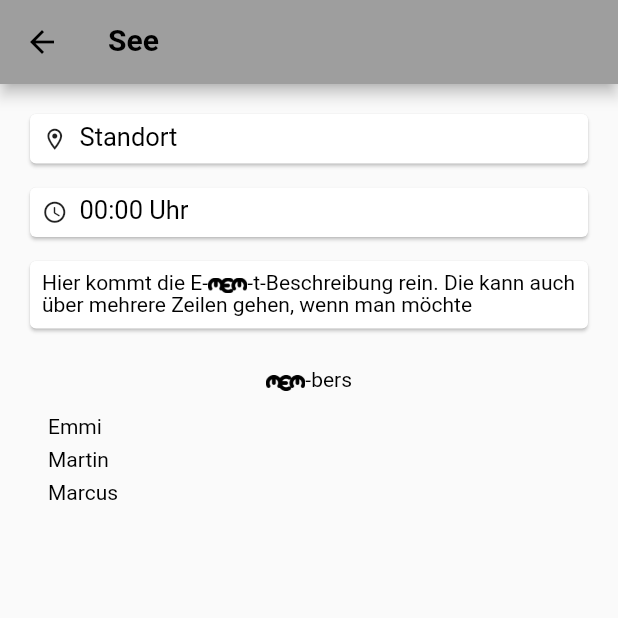
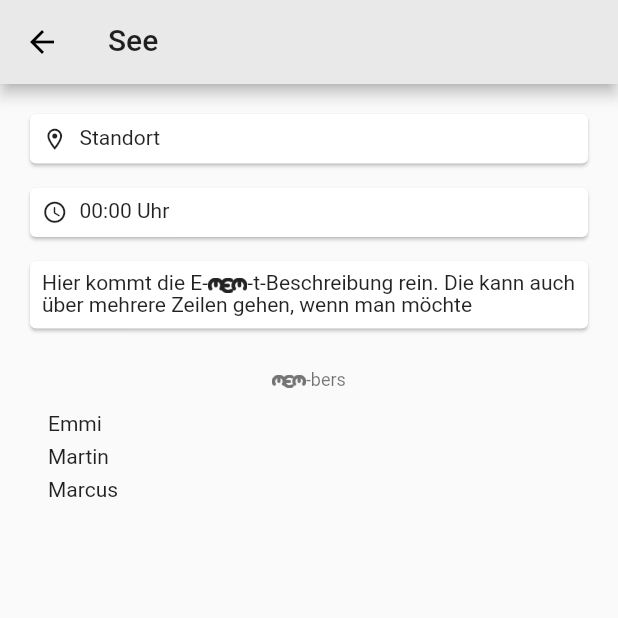
Before and after one commit to beahrbit/Memmeger, a Flutter app: the screen it shows after launch, after a tap on "See", on a phone screen of 412 x 824 dp, the top half of it. Run offline on Flutter 3.47's test engine with Material 2 defaults, Android fonts, the phone set to English and light mode, and no system bars; generated files the repository leaves out were written again.

Commit message:
feat(flutter): added dark mode support

```diff
--- a/frontend/lib/main.dart
+++ b/frontend/lib/main.dart
@@ -2,6 +2,7 @@ import 'package:flutter/material.dart';
 import 'package:frontend/screens/events_screen.dart';
 import 'package:flutter_localizations/flutter_localizations.dart';
 import 'package:flutter_gen/gen_l10n/app_localizations.dart';
+import 'package:frontend/themes.dart';
 
 void main() {
   runApp(const App());
@@ -24,9 +25,9 @@ class App extends StatelessWidget {
         Locale('en', ''),
         Locale('de', ''),
       ],
-      theme: ThemeData(
-        primarySwatch: Colors.grey,
-      ),
+      theme: lightTheme,
+      darkTheme: darkTheme,
+      themeMode: ThemeMode.system,
       home: const EventsScreen(),
     );
   }
--- a/frontend/lib/screens/event_screen.dart
+++ b/frontend/lib/screens/event_screen.dart
@@ -9,13 +9,13 @@ class EventScreen extends StatelessWidget {
 
   @override
   Widget build(BuildContext context) {
+    final theme = Theme.of(context);
     final List<String> names = <String>['Emmi', 'Martin', 'Marcus'];
     return Scaffold(
       appBar: AppBar(
         title: MemText(
           title,
-          fontSize: 20,
-          fontWeight: FontWeight.bold,
+          theme.textTheme.headline6!,
         ),
       ),
       body: Padding(
@@ -31,7 +31,7 @@ class EventScreen extends StatelessWidget {
                     const SizedBox(width: 8),
                     MemText(
                       'Standort',
-                      fontSize: 17,
+                      theme.textTheme.bodyMedium!,
                     )
                   ],
                 ),
@@ -47,7 +47,7 @@ class EventScreen extends StatelessWidget {
                     const SizedBox(width: 8),
                     MemText(
                       '00:00 Uhr',
-                      fontSize: 17,
+                      theme.textTheme.bodyMedium!,
                     )
                   ],
                 ),
@@ -59,9 +59,8 @@ class EventScreen extends StatelessWidget {
                   padding: const EdgeInsets.all(8),
                   child: MemText(
                     'Hier kommt die Ememt-Beschreibung rein. Die kann auch über mehrere Zeilen gehen, wenn man möchte',
-                  fontSize: 14,
-                )
-              ),
+                    theme.textTheme.bodyMedium!,
+                  )),
             ),
             const SizedBox(height: 24),
             Row(
@@ -70,21 +69,19 @@ class EventScreen extends StatelessWidget {
                 children: [
                   MemText(
                     AppLocalizations.of(context)!.eventMemberText,
-                  fontSize: 14,
+                    theme.textTheme.bodySmall!,
                   )
-              ]
-            ),
+                ]),
             Expanded(
                 child: ListView.separated(
               padding: const EdgeInsets.all(16),
               itemCount: names.length,
               itemBuilder: (BuildContext context, int index) {
-                  return MemText(names[index]);
+                return MemText(names[index], theme.textTheme.bodyMedium!);
               },
               separatorBuilder: (BuildContext context, int index) =>
                   const SizedBox(height: 8),
-              )
-            ),
+            )),
           ],
         ),
       ),
--- a/frontend/lib/screens/events_screen.dart
+++ b/frontend/lib/screens/events_screen.dart
@@ -9,13 +9,13 @@ class EventsScreen extends StatelessWidget {
 
   @override
   Widget build(BuildContext context) {
+    final theme = Theme.of(context);
     final List<String> entries = <String>['See', 'Grillparty', 'Memsa'];
     return Scaffold(
         appBar: AppBar(
           title: MemText(
             AppLocalizations.of(context)!.eventsScreenHeadline,
-          fontSize: 20,
-          fontWeight: FontWeight.bold,
+            theme.textTheme.titleLarge!,
           ),
           actions: <Widget>[
             Padding(
@@ -34,7 +34,6 @@ class EventsScreen extends StatelessWidget {
           },
           separatorBuilder: (BuildContext context, int index) =>
               const SizedBox(height: 8),
-      )
-    );
+        ));
   }
 }
--- /dev/null
+++ b/frontend/lib/themes.dart
@@ -0,0 +1,13 @@
+import 'package:flutter/material.dart';
+
+ThemeData lightTheme = ThemeData.light().copyWith(
+    primaryColor: const Color(0xfff5f5f5),
+    appBarTheme: const AppBarTheme(
+      color: Color.fromARGB(255, 233, 233, 233),
+      actionsIconTheme: IconThemeData(color: Color.fromARGB(255, 0, 0, 0)),
+      iconTheme: IconThemeData(color: Color.fromARGB(255, 0, 0, 0)),
+    ));
+
+ThemeData darkTheme = ThemeData.dark().copyWith(
+    primaryColor: const Color.fromARGB(255, 45, 31, 101),
+    appBarTheme: const AppBarTheme(color: Color.fromARGB(255, 74, 74, 74)));
--- a/frontend/lib/widgets/event_card.dart
+++ b/frontend/lib/widgets/event_card.dart
@@ -10,6 +10,7 @@ class EventCard extends StatelessWidget {
 
   @override
   Widget build(BuildContext context) {
+    final theme = Theme.of(context);
     return GestureDetector(
       onTap: () => Navigator.push(
         context,
@@ -26,11 +27,7 @@ class EventCard extends StatelessWidget {
             mainAxisAlignment: MainAxisAlignment.start,
             crossAxisAlignment: CrossAxisAlignment.start,
             children: <Widget>[
-              MemText(
-                title,
-                fontWeight: FontWeight.bold,
-                fontSize: 21,
-              ),
+              MemText(title, theme.textTheme.titleLarge!),
               const SizedBox(height: 12),
               Row(
                 children: [
@@ -38,7 +35,7 @@ class EventCard extends StatelessWidget {
                   const SizedBox(width: 8),
                   MemText(
                     'Standort',
-                    fontSize: 15,
+                    theme.textTheme.bodyMedium!,
                   )
                 ],
               ),
@@ -49,7 +46,7 @@ class EventCard extends StatelessWidget {
                   const SizedBox(width: 8),
                   MemText(
                     '00:00 Uhr',
-                    fontSize: 15,
+                    theme.textTheme.bodyMedium!,
                   )
                 ],
               ),
@@ -60,7 +57,7 @@ class EventCard extends StatelessWidget {
                   const SizedBox(width: 8),
                   MemText(
                     'Emmi, Martin, Marcus',
-                    fontSize: 15,
+                    theme.textTheme.bodyMedium!,
                   )
                 ],
               ),
--- a/frontend/lib/widgets/mem_text.dart
+++ b/frontend/lib/widgets/mem_text.dart
@@ -3,39 +3,23 @@ import 'package:flutter/material.dart';
 class MemText extends StatelessWidget {
   final String data;
 
-  final Color color;
+  final TextStyle style;
 
   final double fontSize;
 
-  final FontWeight fontWeight;
-
-  final TextStyle textStyle;
-
-  final Locale? locale;
-
-  final String? semanticsLabel;
-
   MemText(
-    this.data, {
+    this.data,
+    TextStyle textStyle, {
     Key? key,
-    this.color = Colors.black,
-    this.fontSize = 14,
-    this.fontWeight = FontWeight.normal,
-    this.locale,
-    this.semanticsLabel,
-  })  : textStyle = TextStyle(
-          fontSize: fontSize,
-          color: color,
-          fontWeight: fontWeight,
-          height: 1,
-        ),
+  })  : style = textStyle.copyWith(height: 1),
+        fontSize = textStyle.fontSize ?? 14,
         super(key: key);
 
   @override
   Widget build(BuildContext context) {
     List<String> parts = split(data);
     return Text.rich(
-      TextSpan(children: parts.map((text) => getSpan(text)).toList()),
+      TextSpan(children: parts.map(getSpan).toList()),
     );
   }
 
@@ -55,7 +39,6 @@ class MemText extends StatelessWidget {
 
   InlineSpan getSpan(String text) {
     if (text == '') {
-
       return WidgetSpan(
         baseline: TextBaseline.ideographic,
         child: Column(
@@ -67,6 +50,7 @@ class MemText extends StatelessWidget {
               height: fontSize * 0.75,
               width: fontSize * 0.75 * 2.5,
               matchTextDirection: true,
+              color: style.color,
             ),
             Container(
               color: Colors.transparent,
@@ -79,9 +63,7 @@ class MemText extends StatelessWidget {
     } else {
       return TextSpan(
         text: text,
-        style: textStyle,
-        locale: locale,
-        semanticsLabel: semanticsLabel,
+        style: style,
       );
     }
   }
```
Also changed, not shown: 1 other file. Lines whose indentation alone changed are shown as unchanged.
